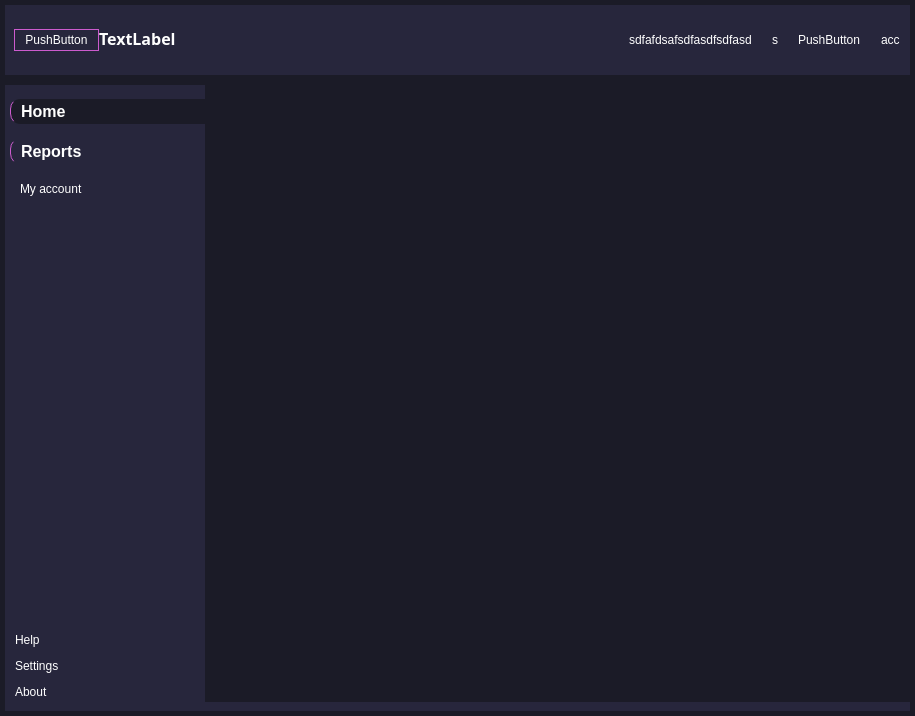
First picture: the form in ui/station.ui, repository Mart-igor/qt_project, before the edit.
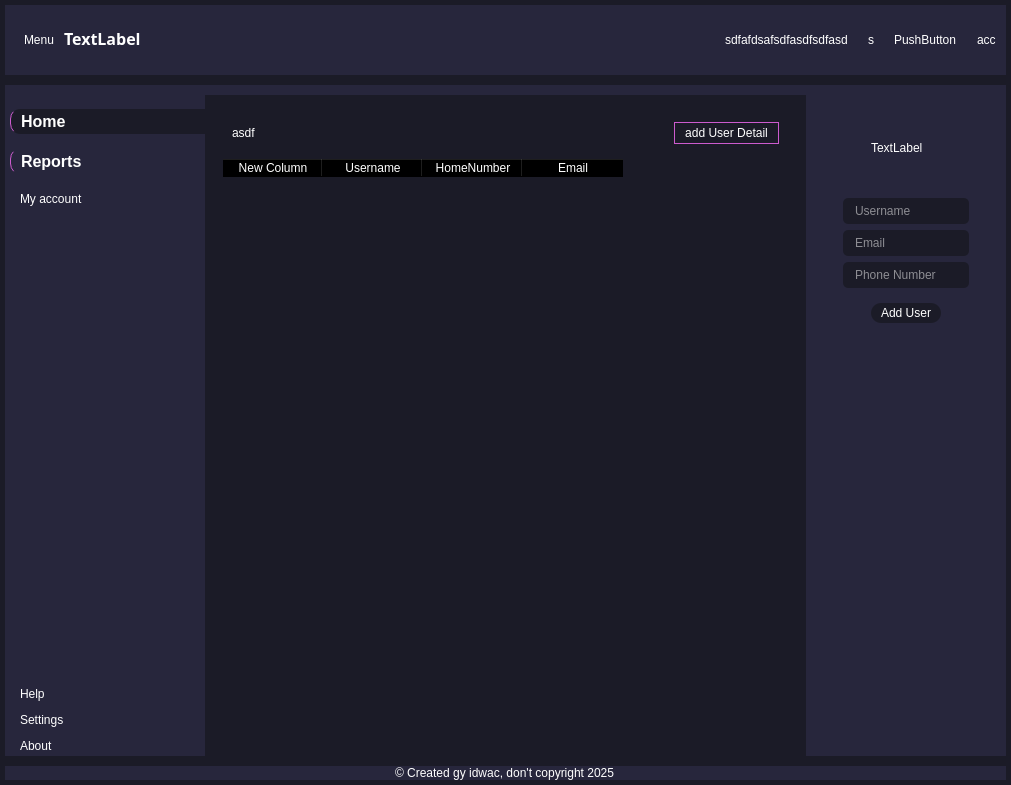
Second picture: the form after the edit.

Diff of the .ui file:
```diff
--- a/ui/station.ui
+++ b/ui/station.ui
@@ -6,8 +6,8 @@
    <rect>
     <x>0</x>
     <y>0</y>
-    <width>915</width>
-    <height>716</height>
+    <width>1011</width>
+    <height>785</height>
    </rect>
   </property>
   <property name="windowTitle">
@@ -22,14 +22,19 @@
 	color: #fff;
 }
 
-#centralwidget, #home_btn, #main_content {
+#centralwidget, #home_btn, #main_content, QLineEdit {
 	background-color: #1b1b27;
 }
 
-#header, #main_body {
+#header, #main_body, #footer {
 	background-color: #27263c;
 }
 
+#add_user_btn {
+	background-color: #1b1b27;
+	border-radius: 10px;
+}
+
 #pushButton {
 	border: 1px solid #cc5bce;
 	border-radius: 16px;
@@ -46,6 +51,11 @@
 #home_btn, #reports_btn {
 	border-left: 1px solid #cc5bce;
 	font-weight: bold;
+}
+
+QLineEdit {
+	padding: 5px 10px;
+	border-radius: 5px;
 }</string>
   </property>
   <widget class="QWidget" name="centralwidget">
@@ -111,12 +121,12 @@
            <number>0</number>
           </property>
           <item alignment="Qt::AlignmentFlag::AlignLeft">
-           <widget class="QPushButton" name="pushButton">
+           <widget class="QPushButton" name="menu_btn">
             <property name="cursor">
              <cursorShape>OpenHandCursor</cursorShape>
             </property>
             <property name="text">
-             <string>PushButton</string>
+             <string>Menu</string>
             </property>
            </widget>
           </item>
@@ -211,22 +221,31 @@
         <number>0</number>
        </property>
        <property name="topMargin">
-        <number>0</number>
+        <number>10</number>
        </property>
        <property name="rightMargin">
         <number>0</number>
        </property>
+       <property name="bottomMargin">
+        <number>0</number>
+       </property>
        <item>
         <widget class="QWidget" name="left_menu" native="true">
+         <property name="sizePolicy">
+          <sizepolicy hsizetype="Expanding" vsizetype="Expanding">
+           <horstretch>0</horstretch>
+           <verstretch>0</verstretch>
+          </sizepolicy>
+         </property>
          <property name="minimumSize">
           <size>
-           <width>200</width>
+           <width>50</width>
            <height>0</height>
           </size>
          </property>
          <property name="maximumSize">
           <size>
-           <width>16777215</width>
+           <width>200</width>
            <height>16777215</height>
           </size>
          </property>
@@ -364,7 +383,7 @@
                  <number>6</number>
                 </property>
                 <property name="leftMargin">
-                 <number>0</number>
+                 <number>5</number>
                 </property>
                 <property name="rightMargin">
                  <number>0</number>
@@ -431,15 +450,307 @@
           </property>
           <item>
            <widget class="QStackedWidget" name="stackedWidget">
-            <widget class="QWidget" name="page"/>
-            <widget class="QWidget" name="page_2"/>
+            <property name="sizePolicy">
+             <sizepolicy hsizetype="Preferred" vsizetype="Preferred">
+              <horstretch>0</horstretch>
+              <verstretch>0</verstretch>
+             </sizepolicy>
+            </property>
+            <property name="currentIndex">
+             <number>0</number>
+            </property>
+            <widget class="QWidget" name="home_page">
+             <layout class="QVBoxLayout" name="verticalLayout_10">
+              <item>
+               <widget class="QWidget" name="widget_3" native="true">
+                <layout class="QVBoxLayout" name="verticalLayout_11">
+                 <item>
+                  <widget class="QFrame" name="frame_6">
+                   <property name="frameShape">
+                    <enum>QFrame::Shape::StyledPanel</enum>
+                   </property>
+                   <property name="frameShadow">
+                    <enum>QFrame::Shadow::Raised</enum>
+                   </property>
+                   <layout class="QHBoxLayout" name="horizontalLayout_6">
+                    <item>
+                     <widget class="QLabel" name="label_8">
+                      <property name="text">
+                       <string>asdf</string>
+                      </property>
+                     </widget>
+                    </item>
+                    <item alignment="Qt::AlignmentFlag::AlignRight">
+                     <widget class="QPushButton" name="pushButton">
+                      <property name="text">
+                       <string>add User Detail</string>
+                      </property>
+                     </widget>
+                    </item>
+                   </layout>
+                  </widget>
+                 </item>
+                 <item>
+                  <widget class="QTableWidget" name="tableWidget">
+                   <column>
+                    <property name="text">
+                     <string>New Column</string>
+                    </property>
+                   </column>
+                   <column>
+                    <property name="text">
+                     <string>Username</string>
+                    </property>
+                   </column>
+                   <column>
+                    <property name="text">
+                     <string>HomeNumber</string>
+                    </property>
+                   </column>
+                   <column>
+                    <property name="text">
+                     <string>Email</string>
+                    </property>
+                   </column>
+                  </widget>
+                 </item>
+                </layout>
+               </widget>
+              </item>
+             </layout>
+            </widget>
+            <widget class="QWidget" name="report_page">
+             <widget class="QLabel" name="label_3">
+              <property name="geometry">
+               <rect>
+                <x>180</x>
+                <y>210</y>
+                <width>66</width>
+                <height>18</height>
+               </rect>
+              </property>
+              <property name="font">
+               <font>
+                <pointsize>14</pointsize>
+               </font>
+              </property>
+              <property name="text">
+               <string>Reports</string>
+              </property>
+             </widget>
+            </widget>
+            <widget class="QWidget" name="about_page">
+             <property name="font">
+              <font>
+               <family>Ubuntu Mono</family>
+               <stylestrategy>PreferDefault</stylestrategy>
+              </font>
+             </property>
+             <widget class="QLabel" name="label_4">
+              <property name="geometry">
+               <rect>
+                <x>240</x>
+                <y>260</y>
+                <width>66</width>
+                <height>18</height>
+               </rect>
+              </property>
+              <property name="font">
+               <font>
+                <pointsize>14</pointsize>
+               </font>
+              </property>
+              <property name="text">
+               <string>About</string>
+              </property>
+             </widget>
+            </widget>
+            <widget class="QWidget" name="account_page">
+             <widget class="QLabel" name="label_7">
+              <property name="geometry">
+               <rect>
+                <x>400</x>
+                <y>440</y>
+                <width>66</width>
+                <height>18</height>
+               </rect>
+              </property>
+              <property name="font">
+               <font>
+                <pointsize>14</pointsize>
+               </font>
+              </property>
+              <property name="text">
+               <string>Account</string>
+              </property>
+             </widget>
+            </widget>
+            <widget class="QWidget" name="help_page">
+             <widget class="QLabel" name="label_5">
+              <property name="geometry">
+               <rect>
+                <x>200</x>
+                <y>290</y>
+                <width>66</width>
+                <height>18</height>
+               </rect>
+              </property>
+              <property name="font">
+               <font>
+                <pointsize>14</pointsize>
+               </font>
+              </property>
+              <property name="text">
+               <string>Help</string>
+              </property>
+             </widget>
+            </widget>
+            <widget class="QWidget" name="settings_page">
+             <widget class="QLabel" name="label_6">
+              <property name="geometry">
+               <rect>
+                <x>380</x>
+                <y>430</y>
+                <width>66</width>
+                <height>18</height>
+               </rect>
+              </property>
+              <property name="font">
+               <font>
+                <pointsize>14</pointsize>
+               </font>
+              </property>
+              <property name="text">
+               <string>Settings</string>
+              </property>
+             </widget>
+            </widget>
            </widget>
           </item>
          </layout>
         </widget>
        </item>
        <item>
-        <widget class="QWidget" name="right_menu" native="true"/>
+        <widget class="QWidget" name="right_menu" native="true">
+         <property name="minimumSize">
+          <size>
+           <width>200</width>
+           <height>0</height>
+          </size>
+         </property>
+         <layout class="QVBoxLayout" name="verticalLayout_7">
+          <property name="bottomMargin">
+           <number>0</number>
+          </property>
+          <item alignment="Qt::AlignmentFlag::AlignHCenter|Qt::AlignmentFlag::AlignTop">
+           <widget class="QWidget" name="widget" native="true">
+            <layout class="QVBoxLayout" name="verticalLayout_8">
+             <item alignment="Qt::AlignmentFlag::AlignHCenter">
+              <widget class="QLabel" name="label_2">
+               <property name="minimumSize">
+                <size>
+                 <width>70</width>
+                 <height>70</height>
+                </size>
+               </property>
+               <property name="maximumSize">
+                <size>
+                 <width>70</width>
+                 <height>70</height>
+                </size>
+               </property>
+               <property name="text">
+                <string>TextLabel</string>
+               </property>
+              </widget>
+             </item>
+             <item>
+              <widget class="QFrame" name="frame_5">
+               <property name="frameShape">
+                <enum>QFrame::Shape::StyledPanel</enum>
+               </property>
+               <property name="frameShadow">
+                <enum>QFrame::Shadow::Raised</enum>
+               </property>
+               <layout class="QVBoxLayout" name="verticalLayout_9">
+                <item>
+                 <widget class="QLineEdit" name="userName">
+                  <property name="placeholderText">
+                   <string>Username</string>
+                  </property>
+                 </widget>
+                </item>
+                <item>
+                 <widget class="QLineEdit" name="email">
+                  <property name="placeholderText">
+                   <string>Email</string>
+                  </property>
+                 </widget>
+                </item>
+                <item>
+                 <widget class="QLineEdit" name="phoneNo">
+                  <property name="placeholderText">
+                   <string>Phone Number</string>
+                  </property>
+                 </widget>
+                </item>
+               </layout>
+              </widget>
+             </item>
+             <item alignment="Qt::AlignmentFlag::AlignHCenter">
+              <widget class="QPushButton" name="add_user_btn">
+               <property name="font">
+                <font>
+                 <italic>false</italic>
+                 <bold>false</bold>
+                </font>
+               </property>
+               <property name="cursor">
+                <cursorShape>PointingHandCursor</cursorShape>
+               </property>
+               <property name="text">
+                <string>Add User</string>
+               </property>
+              </widget>
+             </item>
+            </layout>
+           </widget>
+          </item>
+         </layout>
+        </widget>
+       </item>
+      </layout>
+     </widget>
+    </item>
+    <item>
+     <widget class="QWidget" name="footer" native="true">
+      <layout class="QHBoxLayout" name="horizontalLayout_5">
+       <property name="spacing">
+        <number>0</number>
+       </property>
+       <property name="leftMargin">
+        <number>0</number>
+       </property>
+       <property name="topMargin">
+        <number>0</number>
+       </property>
+       <property name="rightMargin">
+        <number>0</number>
+       </property>
+       <property name="bottomMargin">
+        <number>0</number>
+       </property>
+       <item alignment="Qt::AlignmentFlag::AlignHCenter">
+        <widget class="QLabel" name="label_9">
+         <property name="font">
+          <font>
+           <pointsize>9</pointsize>
+          </font>
+         </property>
+         <property name="text">
+          <string>© Created gy idwac, don't copyright 2025</string>
+         </property>
+        </widget>
        </item>
       </layout>
      </widget>
```
Left out of the diff: 10 changed lines with no effect on the pictures.
